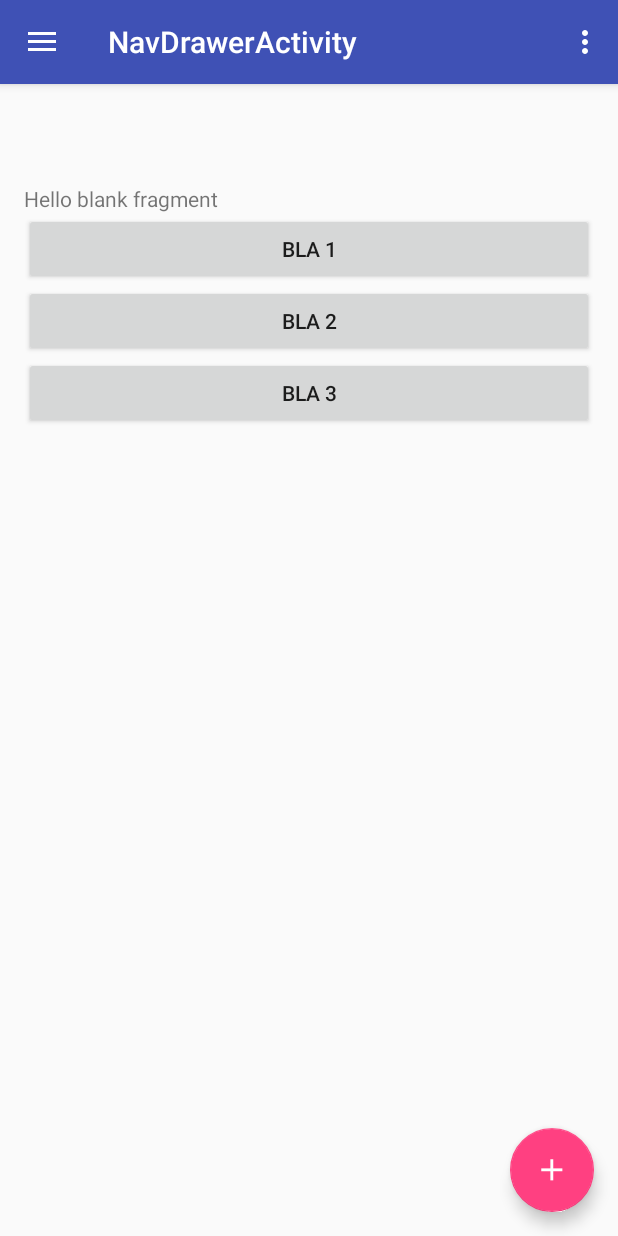
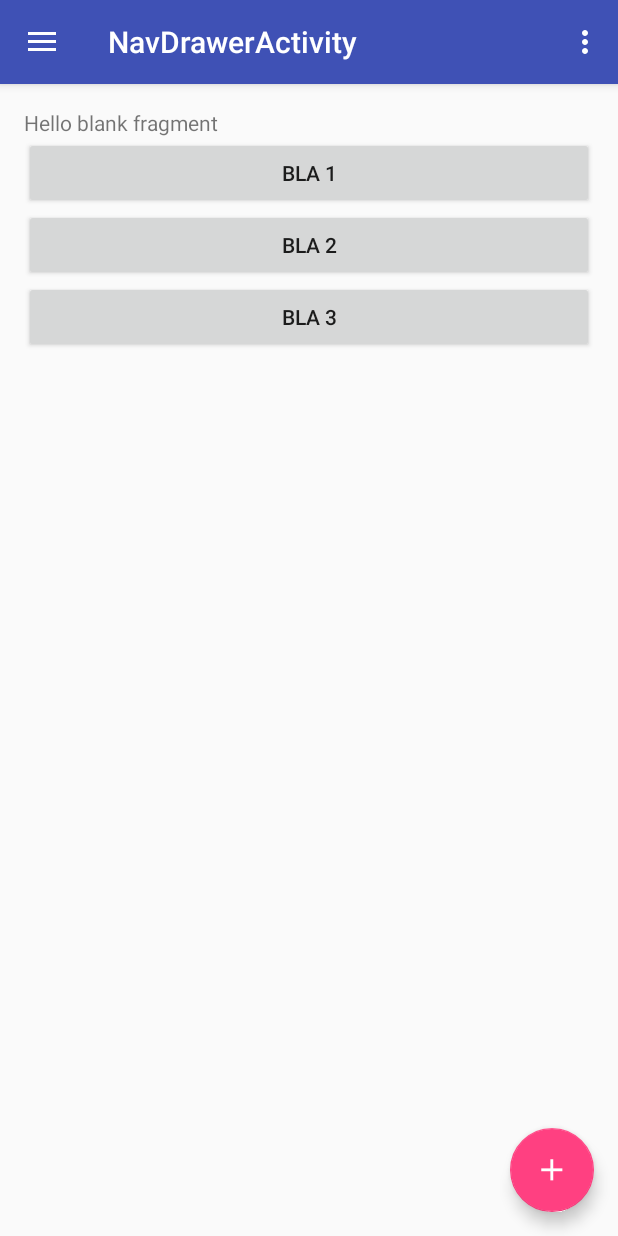
Before and after one commit to andgeno/collabothon2016-client-android, an Android app: the MainActivity screen opened directly, with no data from a screen before it, on a phone screen of 412 x 824 dp. Run offline under Robolectric (Android 15) with nearby library versions, the phone set to English and light mode, and no system bars; our stand-ins replace ButterKnife.

Commit message:
LinearLayout statt CoordinatorLayout

```diff
--- a/app/src/main/java/de/comdirect/collabothon2016/collabothon2016/activity/MainActivity.java
+++ b/app/src/main/java/de/comdirect/collabothon2016/collabothon2016/activity/MainActivity.java
@@ -14,6 +14,7 @@ import android.support.v7.widget.Toolbar;
 import android.view.Menu;
 import android.view.MenuItem;
 import android.widget.FrameLayout;
+import android.widget.LinearLayout;
 import android.widget.Toast;
 
 import butterknife.BindView;
@@ -64,9 +65,9 @@ public class MainActivity extends AppCompatActivity implements
 
         navigationView.setNavigationItemSelectedListener(this);
 
-        CoordinatorLayout.LayoutParams lp = (CoordinatorLayout.LayoutParams) frameLayout.getLayoutParams();
-        // FIXME Hoehe ist gehackt fuer das HTC One M9
-        lp.setMargins(0, 160, 0, 0);
+    //    LinearLayout.LayoutParams lp = (LinearLayout.LayoutParams) frameLayout.getLayoutParams();
+        // FIXME Hoehe ist gehackt fuer das HTC One M9 -> gefixt! Wir haben jetzt LinearLayout
+  //      lp.setMargins(0, 160, 0, 0);
 //        lp.setMargins(0, UiUtils.getStatusBarHeight(this), 0, 0);
 
         onShowGroupOverview();
--- a/app/src/main/java/de/comdirect/collabothon2016/collabothon2016/fragment/VotingFragment.java
+++ b/app/src/main/java/de/comdirect/collabothon2016/collabothon2016/fragment/VotingFragment.java
@@ -7,6 +7,7 @@ import android.support.v4.app.Fragment;
 import android.view.LayoutInflater;
 import android.view.View;
 import android.view.ViewGroup;
+import android.widget.ImageView;
 
 import de.comdirect.collabothon2016.collabothon2016.R;
 
--- a/app/src/main/res/layout/fragment_nav_drawer.xml
+++ b/app/src/main/res/layout/fragment_nav_drawer.xml
@@ -1,10 +1,11 @@
 <?xml version="1.0" encoding="utf-8"?>
-<android.support.design.widget.CoordinatorLayout xmlns:android="http://schemas.android.com/apk/res/android"
+<LinearLayout xmlns:android="http://schemas.android.com/apk/res/android"
     xmlns:app="http://schemas.android.com/apk/res-auto"
     xmlns:tools="http://schemas.android.com/tools"
     android:layout_width="match_parent"
     android:layout_height="match_parent"
     android:fitsSystemWindows="true"
+    android:orientation="vertical"
     tools:context="de.comdirect.collabothon2016.collabothon2016.activity.MainActivity">
 
     <android.support.design.widget.AppBarLayout
@@ -36,4 +37,4 @@
     <!--android:layout_margin="@dimen/fab_margin"-->
     <!--app:srcCompat="@android:drawable/ic_dialog_email" />-->
 
-</android.support.design.widget.CoordinatorLayout>
+</LinearLayout>
```
